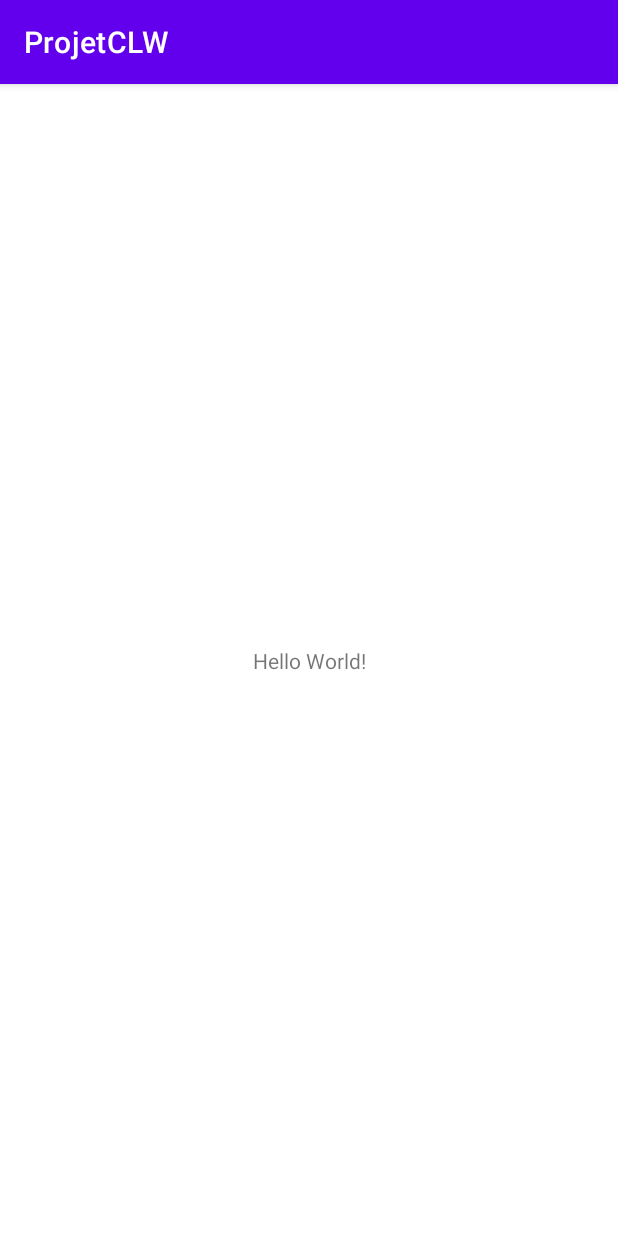
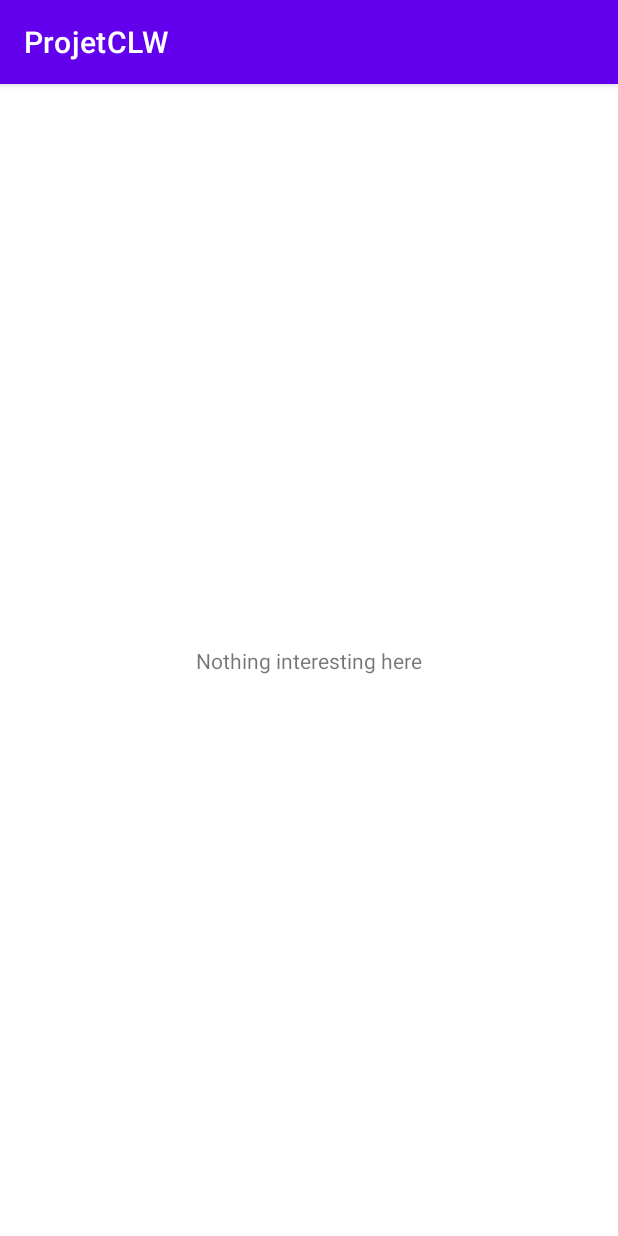
Before and after one commit to YannClodong/projet-android-wear, an Android app: the screen it shows after launch (MainActivity), on a phone screen of 412 x 824 dp. Run offline under Robolectric (Android 15) with nearby library versions, the phone set to English and light mode, and no system bars.

```diff
--- a/Application/app/src/main/res/layout/activity_main.xml
+++ b/Application/app/src/main/res/layout/activity_main.xml
@@ -9,7 +9,7 @@
     <TextView
         android:layout_width="wrap_content"
         android:layout_height="wrap_content"
-        android:text="Hello World!"
+        android:text="@string/nothing_interesting_here"
         app:layout_constraintBottom_toBottomOf="parent"
         app:layout_constraintEnd_toEndOf="parent"
         app:layout_constraintStart_toStartOf="parent"
--- a/Application/app/src/main/res/values/strings.xml
+++ b/Application/app/src/main/res/values/strings.xml
@@ -6,4 +6,6 @@
     values-round/strings.xml for round devices.
     -->
     <string name="hello_world">Hello Square World!</string>
+    <string name="start_services_button">Start services</string>
+    <string name="nothing_interesting_here">Nothing interesting here</string>
 </resources>
```
Also changed, not shown: Application/app/src/main/res/layout/activity_main2.xml (+12 -5 lines).
